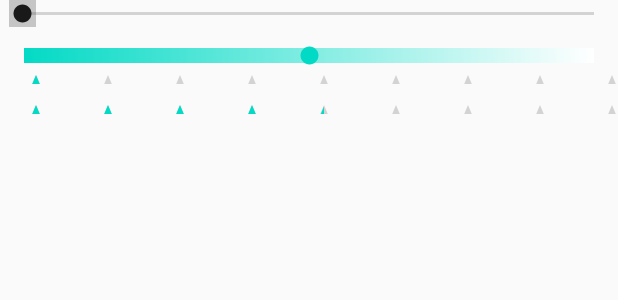
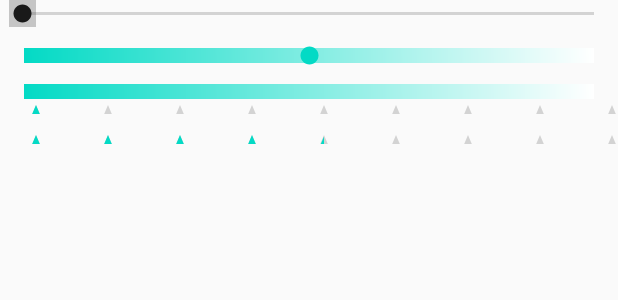
Before and after one commit to duduhuang88/qxml, an Android app: the layout seekbar_test.xml on its own in the app's theme, with its tools: preview values and no code run, on a phone screen of 412 x 824 dp. Shown: the top 300 px of the screen. Run offline under Robolectric (Android 15) with nearby library versions, the phone set to English and light mode, and no system bars.

```diff
--- a/code/test/qxml-test/src/main/res/layout/seekbar_test.xml
+++ b/code/test/qxml-test/src/main/res/layout/seekbar_test.xml
@@ -36,6 +36,18 @@
         android:layout_width="match_parent"
         android:layout_height="wrap_content"/>
 
+    <SeekBar
+        android:max="100"
+        android:progress="50"
+        android:progressDrawable="@drawable/shape_gradient"
+        android:splitTrack="true"
+        android:thumb="@null"
+        android:minHeight="10dp"
+        android:maxHeight="10dp"
+        android:layout_marginTop="10dp"
+        android:layout_width="match_parent"
+        android:layout_height="wrap_content"/>
+
     <RatingBar
         android:max="100"
         android:progress="10"
--- a/common.gradle
+++ b/common.gradle
@@ -3,7 +3,7 @@ def REMOTE_DEPENDENCE = false
 
 allprojects {
 
-    ext.PUBLISH_VERSION = "1.0.2"
+    ext.PUBLISH_VERSION = "1.0.3"
 
     ext.versions = [
             'minSdkVersion': 14,
```
Also changed, not shown: code/sdk/qxml-lib/src/main/java/com/qxml/gen/seekBar/AbsSeekBarGen.java (+7 -4 lines), 2 other files.
